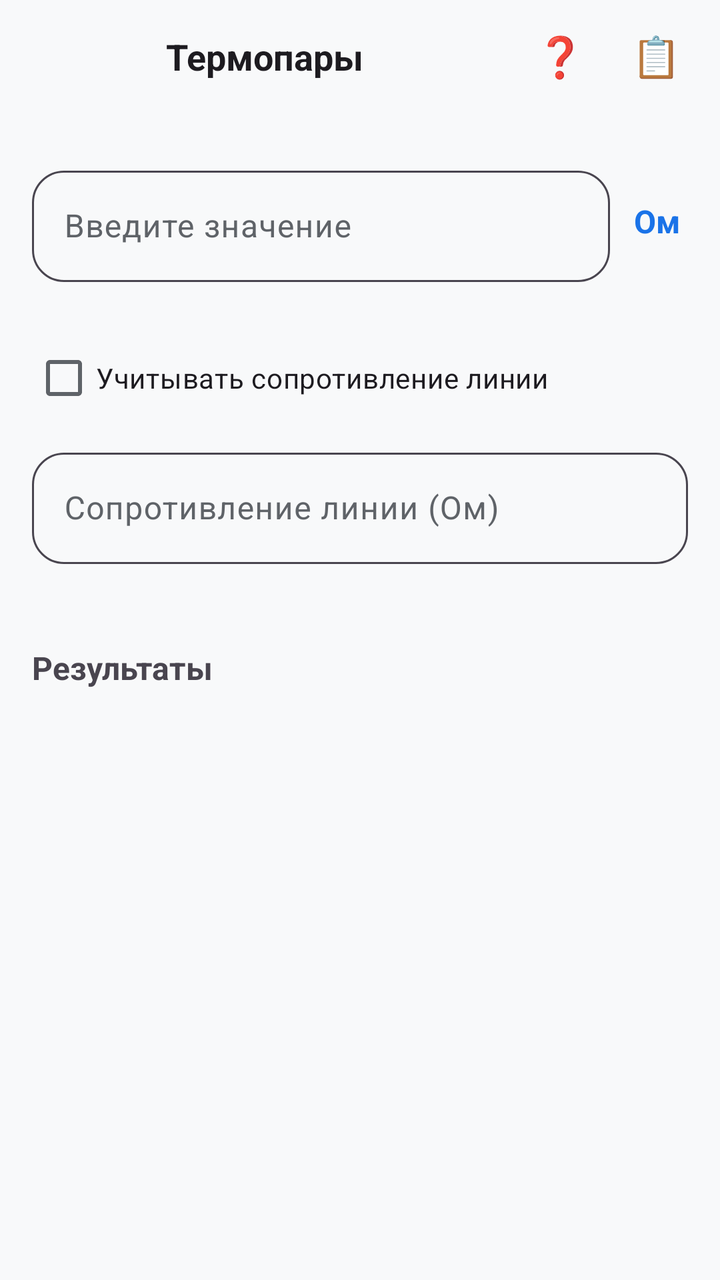
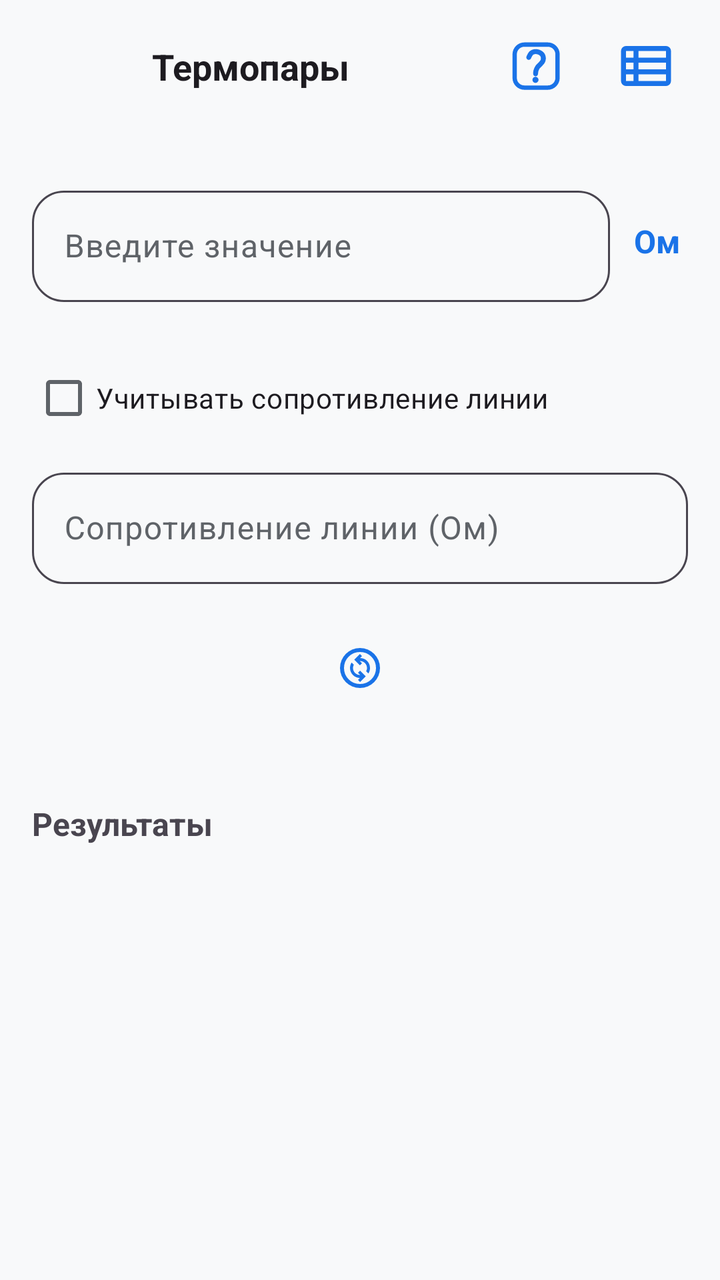

Compare the two renders of this Android layout. The source of the first and the diff that turns it into the second are given below.
<!-- AndroidManifest.xml: application theme Theme.FocusApp -->
<!-- res/layout/activity_temperature.xml -->
<?xml version="1.0" encoding="utf-8"?>
<androidx.constraintlayout.widget.ConstraintLayout xmlns:android="http://schemas.android.com/apk/res/android"
    xmlns:app="http://schemas.android.com/apk/res-auto"
    android:id="@+id/rootLayout"
    android:layout_width="match_parent"
    android:layout_height="match_parent"
    android:background="?android:attr/windowBackground">

    
    
    
    <androidx.constraintlayout.widget.ConstraintLayout
        android:id="@+id/topPanel"
        android:layout_width="match_parent"
        android:layout_height="wrap_content"
        android:paddingStart="8dp"
        android:paddingEnd="8dp"
        android:paddingTop="4dp"
        android:paddingBottom="4dp"
        app:layout_constraintTop_toTopOf="parent"
        app:layout_constraintStart_toStartOf="parent"
        app:layout_constraintEnd_toEndOf="parent">

        <TextView
            android:id="@+id/tvTitle"
            android:layout_width="0dp"
            android:layout_height="wrap_content"
            android:text="Термопары"
            android:textSize="18sp"
            android:textStyle="bold"
            android:gravity="center"
            android:ellipsize="end"
            android:maxLines="1"
            android:textColor="?android:attr/textColorPrimary"
            app:layout_constraintStart_toStartOf="parent"
            app:layout_constraintEnd_toStartOf="@id/btnHelp"
            app:layout_constraintTop_toTopOf="parent"
            app:layout_constraintBottom_toBottomOf="parent" />

        <com.google.android.material.button.MaterialButton
            android:id="@+id/btnHelp"
            style="@style/Widget.Material3.Button.TextButton"
            android:layout_width="48dp"
            android:layout_height="wrap_content"
            android:text="❓"
            android:textSize="20sp"
            app:layout_constraintEnd_toStartOf="@id/btnSavedMeasurements"
            app:layout_constraintTop_toTopOf="parent"
            app:layout_constraintBottom_toBottomOf="parent" />

        <com.google.android.material.button.MaterialButton
            android:id="@+id/btnSavedMeasurements"
            style="@style/Widget.Material3.Button.TextButton"
            android:layout_width="48dp"
            android:layout_height="wrap_content"
            android:text="📋"
            android:textSize="20sp"
            app:layout_constraintEnd_toEndOf="parent"
            app:layout_constraintTop_toTopOf="parent"
            app:layout_constraintBottom_toBottomOf="parent" />

    </androidx.constraintlayout.widget.ConstraintLayout>

    
    
    
    <ScrollView
        android:layout_width="0dp"
        android:layout_height="0dp"
        android:fillViewport="true"
        android:clipToPadding="false"
        android:padding="16dp"
        app:layout_constraintTop_toBottomOf="@id/topPanel"
        app:layout_constraintBottom_toBottomOf="parent"
        app:layout_constraintStart_toStartOf="parent"
        app:layout_constraintEnd_toEndOf="parent">

        <LinearLayout
            android:layout_width="match_parent"
            android:layout_height="wrap_content"
            android:orientation="vertical">

            
            
            
            <androidx.constraintlayout.widget.ConstraintLayout
                android:layout_width="match_parent"
                android:layout_height="wrap_content"
                android:layout_marginTop="8dp">

                <com.google.android.material.textfield.TextInputLayout
                    android:id="@+id/tilValue"
                    style="@style/RoundedOutlinedBox"
                    android:layout_width="0dp"
                    android:layout_height="wrap_content"
                    android:hint="Введите значение"
                    app:layout_constraintStart_toStartOf="parent"
                    app:layout_constraintEnd_toStartOf="@id/tvUnit"
                    app:layout_constraintTop_toTopOf="parent"
                    app:layout_constraintBottom_toBottomOf="parent">

                    <com.google.android.material.textfield.TextInputEditText
                        android:id="@+id/etValue"
                        android:layout_width="match_parent"
                        android:layout_height="wrap_content"
                        android:inputType="numberSigned|numberDecimal"
                        android:maxLines="1"
                        android:textColorHint="?android:attr/textColorSecondary" />

                </com.google.android.material.textfield.TextInputLayout>

                
                <TextView
                    android:id="@+id/tvUnit"
                    android:layout_width="wrap_content"
                    android:layout_height="wrap_content"
                    android:text="Ом"
                    android:textSize="16sp"
                    android:textStyle="bold"
                    android:textColor="?attr/colorPrimary"
                    android:paddingStart="12dp"
                    android:paddingEnd="4dp"
                    android:gravity="center_vertical"
                    app:layout_constraintStart_toEndOf="@id/tilValue"
                    app:layout_constraintEnd_toEndOf="parent"
                    app:layout_constraintTop_toTopOf="parent"
                    app:layout_constraintBottom_toBottomOf="parent" />

            </androidx.constraintlayout.widget.ConstraintLayout>

            
            
            
            <androidx.constraintlayout.widget.ConstraintLayout
                android:layout_width="match_parent"
                android:layout_height="wrap_content"
                android:layout_marginTop="8dp">

                <com.google.android.material.textfield.TextInputLayout
                    android:id="@+id/tilColdJunction"
                    style="@style/RoundedOutlinedBox"
                    android:layout_width="0dp"
                    android:layout_height="wrap_content"
                    android:hint="Т холодного спая"
                    android:visibility="gone"
                    app:layout_constraintStart_toStartOf="parent"
                    app:layout_constraintEnd_toStartOf="@id/tvColdJunctionUnit"
                    app:layout_constraintTop_toTopOf="parent"
                    app:layout_constraintBottom_toBottomOf="parent">

                    <com.google.android.material.textfield.TextInputEditText
                        android:id="@+id/etColdJunction"
                        android:layout_width="match_parent"
                        android:layout_height="wrap_content"
                        android:inputType="numberSigned|numberDecimal"
                        android:maxLines="1"
                        android:textColorHint="?android:attr/textColorSecondary" />

                </com.google.android.material.textfield.TextInputLayout>

                
                <TextView
                    android:id="@+id/tvColdJunctionUnit"
                    android:layout_width="wrap_content"
                    android:layout_height="wrap_content"
                    android:text="°C"
                    android:textSize="16sp"
                    android:textStyle="bold"
                    android:textColor="?attr/colorPrimary"
                    android:paddingStart="12dp"
                    android:paddingEnd="4dp"
                    android:gravity="center_vertical"
                    android:visibility="gone"
                    app:layout_constraintStart_toEndOf="@id/tilColdJunction"
                    app:layout_constraintEnd_toEndOf="parent"
                    app:layout_constraintTop_toTopOf="parent"
                    app:layout_constraintBottom_toBottomOf="parent" />

            </androidx.constraintlayout.widget.ConstraintLayout>

            
            
            
            <CheckBox
                android:id="@+id/cbLineResistance"
                android:layout_width="match_parent"
                android:layout_height="wrap_content"
                android:layout_marginTop="16dp"
                android:text="Учитывать сопротивление линии"
                android:textSize="14sp" />

            <com.google.android.material.textfield.TextInputLayout
                style="@style/RoundedOutlinedBox"
                android:layout_width="match_parent"
                android:layout_height="wrap_content"
                android:layout_marginTop="8dp"
                android:hint="Сопротивление линии (Ом)">

                <com.google.android.material.textfield.TextInputEditText
                    android:id="@+id/etLineResistance"
                    android:layout_width="match_parent"
                    android:layout_height="wrap_content"
                    android:inputType="numberSigned|numberDecimal"
                    android:maxLines="1" />

            </com.google.android.material.textfield.TextInputLayout>

            
            
            
            <View
                android:layout_width="match_parent"
                android:layout_height="1dp"
                android:layout_marginTop="24dp"
                android:layout_marginBottom="16dp"
                android:background="?android:attr/textColorSecondary"
                android:alpha="0.3" />

            <TextView
                android:layout_width="match_parent"
                android:layout_height="wrap_content"
                android:text="Результаты"
                android:textSize="16sp"
                android:textStyle="bold"
                android:layout_marginBottom="8dp" />

            <androidx.recyclerview.widget.RecyclerView
                android:id="@+id/rvResults"
                android:layout_width="match_parent"
                android:layout_height="wrap_content"
                android:clipToPadding="false"
                android:paddingBottom="8dp"
                android:nestedScrollingEnabled="true" />

        </LinearLayout>

    </ScrollView>

</androidx.constraintlayout.widget.ConstraintLayout>
<!-- resources referenced by this layout -->
<resources>
  <style name="RoundedOutlinedBox" parent="Widget.Material3.TextInputLayout.OutlinedBox">
          <item name="boxCornerRadiusBottomEnd">16dp</item>
          <item name="boxCornerRadiusBottomStart">16dp</item>
          <item name="boxCornerRadiusTopEnd">16dp</item>
          <item name="boxCornerRadiusTopStart">16dp</item>
          <item name="boxStrokeColor">@color/selector_text_input_layout_stroke</item>
          <item name="hintTextColor">?android:attr/textColorSecondary</item>
      </style>
  <style name="Theme.FocusApp" parent="Theme.Material3.DayNight.NoActionBar">
          
          <item name="colorPrimary">@color/primary</item>
          <item name="colorPrimaryContainer">@color/primary_container</item>
          <item name="colorSecondary">@color/secondary</item>
          <item name="colorTertiary">@color/tertiary</item>
  
          
          <item name="colorOnPrimary">@color/on_primary</item>
          <item name="colorOnSurface">@color/on_surface</item>
          <item name="colorOnSurfaceVariant">@color/on_surface_secondary</item>
  
          
          <item name="colorSurface">@color/surface</item>
          <item name="colorSurfaceVariant">@color/surface_variant</item>
          <item name="android:colorBackground">@color/background</item>
  
          
          <item name="android:statusBarColor">@color/status_bar</item>
  
          
          <item name="android:navigationBarColor">@color/surface</item>
      </style>
  <color name="primary">#1A73E8</color>
  <color name="primary_container">#D2E3FC</color>
  <color name="secondary">#03DAC6</color>
  <color name="tertiary">#FF6B6B</color>
  <color name="on_primary">#FFFFFF</color>
  <color name="on_surface">#202124</color>
  <color name="on_surface_secondary">#5F6368</color>
  <color name="surface">#FFFFFF</color>
  <color name="surface_variant">#F5F5F5</color>
  <color name="background">#F8F9FA</color>
  <color name="status_bar">#FFFFFF</color>
</resources>

<!-- the commit's change to res/layout/activity_temperature.xml (unified diff, before → after) -->
@@ -37,24 +37,30 @@
             app:layout_constraintTop_toTopOf="parent"
             app:layout_constraintBottom_toBottomOf="parent" />
 
+        
         <com.google.android.material.button.MaterialButton
             android:id="@+id/btnHelp"
-            style="@style/Widget.Material3.Button.TextButton"
-            android:layout_width="48dp"
-            android:layout_height="wrap_content"
-            android:text="❓"
-            android:textSize="20sp"
+            style="@style/Widget.Material3.Button.IconButton"
+            android:layout_width="wrap_content"
+            android:layout_height="wrap_content"
+            android:contentDescription="@string/content_desc_help"
+            app:icon="@drawable/questchen"
+            app:iconTint="@color/icon_top_panel_color"
+            app:iconSize="24dp"
             app:layout_constraintEnd_toStartOf="@id/btnSavedMeasurements"
             app:layout_constraintTop_toTopOf="parent"
             app:layout_constraintBottom_toBottomOf="parent" />
 
+        
         <com.google.android.material.button.MaterialButton
             android:id="@+id/btnSavedMeasurements"
-            style="@style/Widget.Material3.Button.TextButton"
-            android:layout_width="48dp"
-            android:layout_height="wrap_content"
-            android:text="📋"
-            android:textSize="20sp"
+            style="@style/Widget.Material3.Button.IconButton"
+            android:layout_width="wrap_content"
+            android:layout_height="wrap_content"
+            android:contentDescription="@string/content_desc_saved_measurements"
+            app:icon="@drawable/ic_lists_temp"
+            app:iconTint="@color/icon_top_panel_color"
+            app:iconSize="30dp"
             app:layout_constraintEnd_toEndOf="parent"
             app:layout_constraintTop_toTopOf="parent"
             app:layout_constraintBottom_toBottomOf="parent" />
@@ -65,6 +71,7 @@
     
     
     <ScrollView
+        android:id="@+id/mainScrollView"
         android:layout_width="0dp"
         android:layout_height="0dp"
         android:fillViewport="true"
@@ -93,7 +100,7 @@
                     style="@style/RoundedOutlinedBox"
                     android:layout_width="0dp"
                     android:layout_height="wrap_content"
-                    android:hint="Введите значение"
+                    android:hint="@string/hint_value_input"
                     app:layout_constraintStart_toStartOf="parent"
                     app:layout_constraintEnd_toStartOf="@id/tvUnit"
                     app:layout_constraintTop_toTopOf="parent"
@@ -190,6 +197,7 @@
                 android:textSize="14sp" />
 
             <com.google.android.material.textfield.TextInputLayout
+                android:id="@+id/tilLineResistance"
                 style="@style/RoundedOutlinedBox"
                 android:layout_width="match_parent"
                 android:layout_height="wrap_content"
@@ -204,6 +212,22 @@
                     android:maxLines="1" />
 
             </com.google.android.material.textfield.TextInputLayout>
+
+            
+            
+            
+            <com.google.android.material.button.MaterialButton
+                android:id="@+id/btnInverse"
+                style="@style/Widget.Material3.Button.IconButton"
+                android:layout_width="wrap_content"
+                android:layout_height="wrap_content"
+                android:layout_gravity="center_horizontal"
+                android:layout_marginTop="16dp"
+                app:iconTint="@color/inverse_icon_color"
+                android:contentDescription="@string/btn_inverse"
+                app:icon="@drawable/ic_inversion"
+                app:iconSize="24dp"
+                app:iconGravity="textStart" />
 
             
             
<!-- resource entries referenced after the edit -->
@@ -1,5 +1,32 @@
 <!-- resources referenced by this layout -->
 <resources>
+  <color name="icon_top_panel_color">#1A73E8</color>
+  <color name="inverse_icon_color">#1A73E8</color>
+  <!-- drawable ic_inversion (drawable) -->
+  <vector xmlns:android="http://schemas.android.com/apk/res/android"
+      android:width="24dp"
+      android:height="24dp"
+      android:viewportWidth="960"
+      android:viewportHeight="960">
+    <path
+        android:pathData="m482,760 l114,-113 -114,-113 -42,42 43,43q-28,1 -54.5,-9T381,579q-20,-20 -30.5,-46T340,481q0,-17 4.5,-34t12.5,-33l-44,-44q-17,25 -25,53t-8,57q0,38 15,75t44,66q29,29 65,43.5t74,15.5l-38,38 42,42ZM647,590q17,-25 25,-53t8,-57q0,-38 -14.5,-75.5T622,338q-29,-29 -65.5,-43T482,281l38,-39 -42,-42 -114,113 114,113 42,-42 -44,-44q27,0 55,10.5t48,30.5q20,20 30.5,46t10.5,52q0,17 -4.5,34T603,546l44,44ZM480,880q-83,0 -156,-31.5T197,763q-54,-54 -85.5,-127T80,480q0,-83 31.5,-156T197,197q54,-54 127,-85.5T480,80q83,0 156,31.5T763,197q54,54 85.5,127T880,480q0,83 -31.5,156T763,763q-54,54 -127,85.5T480,880ZM480,800q134,0 227,-93t93,-227q0,-134 -93,-227t-227,-93q-134,0 -227,93t-93,227q0,134 93,227t227,93ZM480,480Z"
+        android:fillColor="#e3e3e3"/>
+  </vector>
+  <!-- drawable ic_lists_temp (drawable) -->
+  <vector xmlns:android="http://schemas.android.com/apk/res/android"
+      android:width="24dp"
+      android:height="24dp"
+      android:viewportWidth="960"
+      android:viewportHeight="960">
+    <path
+        android:pathData="M360,720h440v-107L360,613v107ZM160,347h120v-107L160,240v107ZM160,534h120v-107L160,427v107ZM160,720h120v-107L160,613v107ZM360,534h440v-107L360,427v107ZM360,347h440v-107L360,240v107ZM160,800q-33,0 -56.5,-23.5T80,720v-480q0,-33 23.5,-56.5T160,160h640q33,0 56.5,23.5T880,240v480q0,33 -23.5,56.5T800,800L160,800Z"
+        android:fillColor="#e3e3e3"/>
+  </vector>
+  <!-- drawable questchen: vector/xml drawable (drawable, 2133 chars, omitted) -->
+  <string name="btn_inverse">🔄 Инверсия</string>
+  <string name="content_desc_help">Справка</string>
+  <string name="content_desc_saved_measurements">Сохранённые замеры</string>
+  <string name="hint_value_input">Введите значение</string>
   <style name="RoundedOutlinedBox" parent="Widget.Material3.TextInputLayout.OutlinedBox">
           <item name="boxCornerRadiusBottomEnd">16dp</item>
           <item name="boxCornerRadiusBottomStart">16dp</item>
